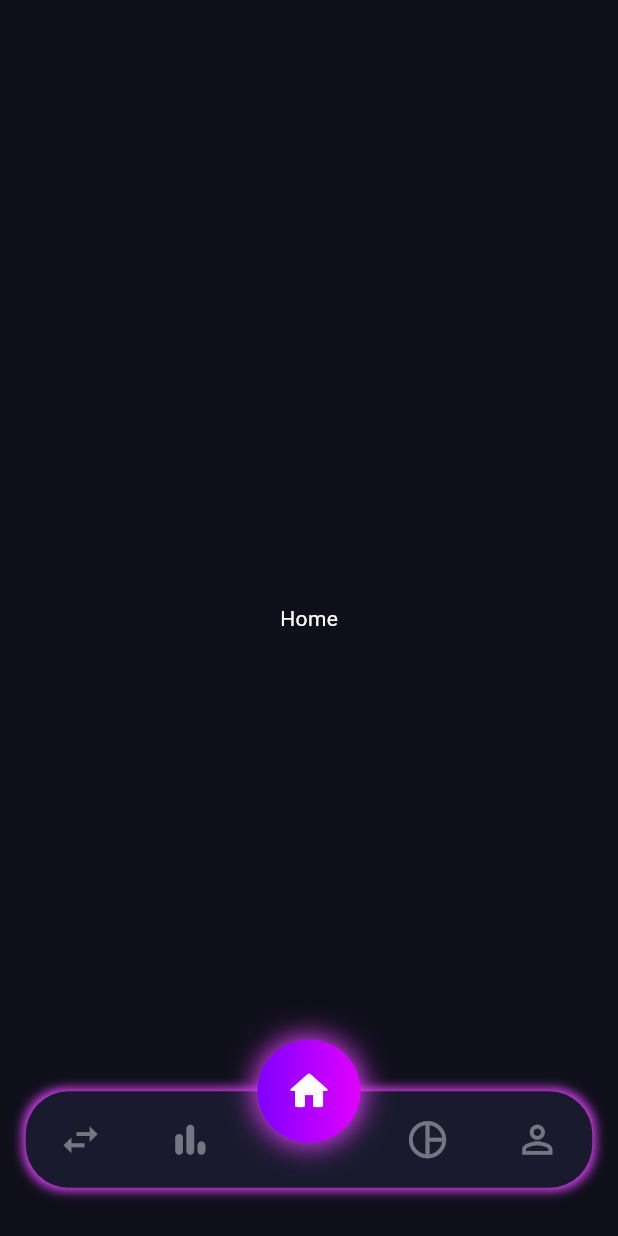
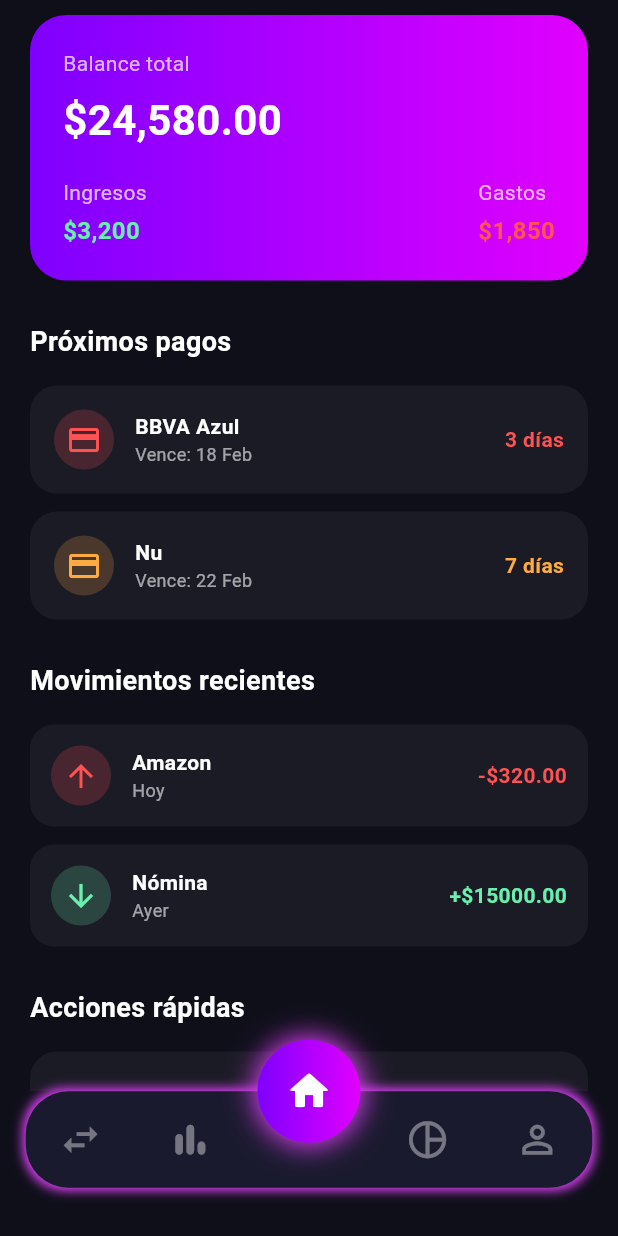
Before and after one commit to AlfonsoDiaz09/dynora_finance, a Flutter app: the screen it shows after launch, on a phone screen of 412 x 824 dp. Run offline on Flutter 3.47's test engine with Material 3 defaults, Android fonts, the phone set to English and light mode, and no system bars; our stand-ins replace flutter_bloc, flutter_screenutil, flutter_svg, get_it, go_router, logger.

Commit message:
feat: Home page progress

```diff
--- a/lib/ui/pages/home/home_page.dart
+++ b/lib/ui/pages/home/home_page.dart
@@ -1,10 +1,35 @@
 import 'package:flutter/material.dart';
+import 'widgets/financial_summary_card.dart';
+import 'widgets/upcoming_payments_section.dart';
+import 'widgets/recent_transactions_section.dart';
+import 'widgets/quick_actions_section.dart';
 
 class HomePage extends StatelessWidget {
   const HomePage({super.key});
 
   @override
   Widget build(BuildContext context) {
-    return const Center(child: Text("Home", style: TextStyle(color: Colors.white)));
+    return Scaffold(
+      backgroundColor: Color(0xff0F0F1A),
+      body: SafeArea(
+        child: SingleChildScrollView(
+          padding: EdgeInsets.symmetric(horizontal: 20),
+          child: Column(
+            crossAxisAlignment: CrossAxisAlignment.start,
+            children: [
+              SizedBox(height: 10),
+              FinancialSummaryCard(),
+              SizedBox(height: 28),
+              UpcomingPaymentsSection(),
+              SizedBox(height: 28),
+              RecentTransactionsSection(),
+              SizedBox(height: 28),
+              QuickActionsSection(),
+              SizedBox(height: 40),
+            ],
+          ),
+        ),
+      ),
+    );
   }
 }
--- /dev/null
+++ b/lib/ui/pages/home/widgets/financial_summary_card.dart
@@ -0,0 +1,80 @@
+import 'package:flutter/material.dart';
+
+class FinancialSummaryCard extends StatelessWidget {
+  const FinancialSummaryCard({super.key});
+
+  @override
+  Widget build(BuildContext context) {
+    return Container(
+      padding: EdgeInsets.all(22),
+      decoration: BoxDecoration(
+        borderRadius: BorderRadius.circular(24),
+        gradient: LinearGradient(
+          colors: [Color(0xff7F00FF), Color(0xffE100FF)],
+        ),
+      ),
+      child: Column(
+        crossAxisAlignment: CrossAxisAlignment.start,
+        children: [
+          Text("Balance total", style: TextStyle(color: Colors.white70)),
+          SizedBox(height: 8),
+          Text(
+            "\$24,580.00",
+            style: TextStyle(
+              fontSize: 28,
+              fontWeight: FontWeight.bold,
+              color: Colors.white,
+            ),
+          ),
+          SizedBox(height: 18),
+          Row(
+            mainAxisAlignment: MainAxisAlignment.spaceBetween,
+            children: [
+              _MiniSummary(
+                label: "Ingresos",
+                value: "\$3,200",
+                color: Colors.greenAccent,
+              ),
+              _MiniSummary(
+                label: "Gastos",
+                value: "\$1,850",
+                color: Colors.redAccent,
+              ),
+            ],
+          ),
+        ],
+      ),
+    );
+  }
+}
+
+class _MiniSummary extends StatelessWidget {
+  const _MiniSummary({
+    required this.label,
+    required this.value,
+    required this.color,
+  });
+
+  final String label;
+  final String value;
+  final Color color;
+
+  @override
+  Widget build(BuildContext context) {
+    return Column(
+      crossAxisAlignment: CrossAxisAlignment.start,
+      children: [
+        Text(label, style: TextStyle(color: Colors.white70)),
+        SizedBox(height: 4),
+        Text(
+          value,
+          style: TextStyle(
+            color: color,
+            fontWeight: FontWeight.bold,
+            fontSize: 16,
+          ),
+        ),
+      ],
+    );
+  }
+}
--- /dev/null
+++ b/lib/ui/pages/home/widgets/quick_action_card.dart
@@ -0,0 +1,31 @@
+import 'package:flutter/material.dart';
+
+class QuickActionCard extends StatelessWidget {
+  const QuickActionCard({super.key, required this.icon, required this.title});
+
+  final IconData icon;
+  final String title;
+
+  @override
+  Widget build(BuildContext context) {
+    return Container(
+      padding: EdgeInsets.all(16),
+      decoration: BoxDecoration(
+        color: Colors.white.withOpacity(0.05),
+        borderRadius: BorderRadius.circular(18),
+      ),
+      child: Column(
+        mainAxisAlignment: MainAxisAlignment.center,
+        children: [
+          Icon(icon, color: Colors.white),
+          SizedBox(height: 10),
+          Text(
+            title,
+            style: TextStyle(color: Colors.white),
+            textAlign: TextAlign.center,
+          ),
+        ],
+      ),
+    );
+  }
+}
--- /dev/null
+++ b/lib/ui/pages/home/widgets/quick_actions_section.dart
@@ -0,0 +1,38 @@
+import 'package:flutter/material.dart';
+import 'quick_action_card.dart';
+
+class QuickActionsSection extends StatelessWidget {
+  const QuickActionsSection({super.key});
+
+  @override
+  Widget build(BuildContext context) {
+    return Column(
+      crossAxisAlignment: CrossAxisAlignment.start,
+      children: [
+        Text(
+          "Acciones rápidas",
+          style: TextStyle(
+            color: Colors.white,
+            fontSize: 18,
+            fontWeight: FontWeight.bold,
+          ),
+        ),
+        SizedBox(height: 16),
+        GridView.count(
+          shrinkWrap: true,
+          physics: NeverScrollableScrollPhysics(),
+          crossAxisCount: 2,
+          crossAxisSpacing: 16,
+          mainAxisSpacing: 16,
+          childAspectRatio: 1.2,
+          children: [
+            QuickActionCard(icon: Icons.add, title: "Agregar gasto"),
+            QuickActionCard(icon: Icons.trending_up, title: "Agregar ingreso"),
+            QuickActionCard(icon: Icons.credit_card, title: "Tarjetas"),
+            QuickActionCard(icon: Icons.bar_chart, title: "Estadísticas"),
+          ],
+        ),
+      ],
+    );
+  }
+}
--- /dev/null
+++ b/lib/ui/pages/home/widgets/recent_transaction_item.dart
@@ -0,0 +1,84 @@
+import 'package:flutter/material.dart';
+
+enum TransactionType { income, expense, payment }
+
+class RecentTransactionItem extends StatelessWidget {
+  const RecentTransactionItem({
+    super.key,
+    required this.title,
+    required this.date,
+    required this.amount,
+    required this.type,
+  });
+
+  final String title;
+  final String date;
+  final double amount;
+  final TransactionType type;
+
+  Color get amountColor {
+    switch (type) {
+      case TransactionType.income:
+        return Colors.greenAccent;
+      case TransactionType.expense:
+        return Colors.redAccent;
+      case TransactionType.payment:
+        return Colors.blueAccent;
+    }
+  }
+
+  String get formattedAmount {
+    final prefix = type == TransactionType.expense ? "-" : "+";
+    return "$prefix\$${amount.toStringAsFixed(2)}";
+  }
+
+  @override
+  Widget build(BuildContext context) {
+    return Container(
+      padding: EdgeInsets.all(14),
+      decoration: BoxDecoration(
+        color: Colors.white.withOpacity(0.05),
+        borderRadius: BorderRadius.circular(16),
+      ),
+      child: Row(
+        children: [
+          CircleAvatar(
+            backgroundColor: amountColor.withOpacity(0.2),
+            child: Icon(
+              type == TransactionType.income
+                  ? Icons.arrow_downward
+                  : Icons.arrow_upward,
+              color: amountColor,
+            ),
+          ),
+          SizedBox(width: 14),
+          Expanded(
+            child: Column(
+              crossAxisAlignment: CrossAxisAlignment.start,
+              children: [
+                Text(
+                  title,
+                  style: TextStyle(
+                    color: Colors.white,
+                    fontWeight: FontWeight.w600,
+                  ),
+                ),
+                Text(
+                  date,
+                  style: TextStyle(
+                    color: Colors.white.withOpacity(0.6),
+                    fontSize: 12,
+                  ),
+                ),
+              ],
+            ),
+          ),
+          Text(
+            formattedAmount,
+            style: TextStyle(color: amountColor, fontWeight: FontWeight.bold),
+          ),
+        ],
+      ),
+    );
+  }
+}
--- /dev/null
+++ b/lib/ui/pages/home/widgets/recent_transactions_section.dart
@@ -0,0 +1,41 @@
+import 'package:flutter/material.dart';
+import 'recent_transaction_item.dart';
+
+class RecentTransactionsSection extends StatelessWidget {
+  const RecentTransactionsSection({super.key});
+
+  @override
+  Widget build(BuildContext context) {
+    return Column(
+      crossAxisAlignment: CrossAxisAlignment.start,
+      children: [
+        Text(
+          "Movimientos recientes",
+          style: TextStyle(
+            color: Colors.white,
+            fontSize: 18,
+            fontWeight: FontWeight.bold,
+          ),
+        ),
+
+        SizedBox(height: 16),
+
+        RecentTransactionItem(
+          title: "Amazon",
+          date: "Hoy",
+          amount: 320,
+          type: TransactionType.expense,
+        ),
+
+        SizedBox(height: 12),
+
+        RecentTransactionItem(
+          title: "Nómina",
+          date: "Ayer",
+          amount: 15000,
+          type: TransactionType.income,
+        ),
+      ],
+    );
+  }
+}
--- /dev/null
+++ b/lib/ui/pages/home/widgets/upcoming_payment_item.dart
@@ -0,0 +1,65 @@
+import 'package:flutter/material.dart';
+
+class UpcomingPaymentItem extends StatelessWidget {
+  const UpcomingPaymentItem({
+    super.key,
+    required this.cardName,
+    required this.dueDate,
+    required this.daysLeft,
+  });
+
+  final String cardName;
+  final String dueDate;
+  final int daysLeft;
+
+  Color get urgencyColor {
+    if (daysLeft <= 3) return Colors.redAccent;
+    if (daysLeft <= 7) return Colors.orangeAccent;
+    return Colors.greenAccent;
+  }
+
+  @override
+  Widget build(BuildContext context) {
+    return Container(
+      padding: EdgeInsets.all(16),
+      decoration: BoxDecoration(
+        color: Colors.white.withOpacity(0.05),
+        borderRadius: BorderRadius.circular(18),
+      ),
+      child: Row(
+        children: [
+          CircleAvatar(
+            backgroundColor: urgencyColor.withOpacity(0.2),
+            child: Icon(Icons.credit_card, color: urgencyColor),
+          ),
+          SizedBox(width: 14),
+          Expanded(
+            child: Column(
+              crossAxisAlignment: CrossAxisAlignment.start,
+              children: [
+                Text(
+                  cardName,
+                  style: TextStyle(
+                    color: Colors.white,
+                    fontWeight: FontWeight.w600,
+                  ),
+                ),
+                Text(
+                  "Vence: $dueDate",
+                  style: TextStyle(
+                    color: Colors.white.withOpacity(0.6),
+                    fontSize: 12,
+                  ),
+                ),
+              ],
+            ),
+          ),
+          Text(
+            "$daysLeft días",
+            style: TextStyle(color: urgencyColor, fontWeight: FontWeight.bold),
+          ),
+        ],
+      ),
+    );
+  }
+}
--- /dev/null
+++ b/lib/ui/pages/home/widgets/upcoming_payments_section.dart
@@ -0,0 +1,35 @@
+import 'package:flutter/material.dart';
+import 'upcoming_payment_item.dart';
+
+class UpcomingPaymentsSection extends StatelessWidget {
+  const UpcomingPaymentsSection({super.key});
+
+  @override
+  Widget build(BuildContext context) {
+    return Column(
+      crossAxisAlignment: CrossAxisAlignment.start,
+      children: [
+        Text(
+          "Próximos pagos",
+          style: TextStyle(
+            color: Colors.white,
+            fontSize: 18,
+            fontWeight: FontWeight.bold,
+          ),
+        ),
+
+        SizedBox(height: 16),
+
+        UpcomingPaymentItem(
+          cardName: "BBVA Azul",
+          dueDate: "18 Feb",
+          daysLeft: 3,
+        ),
+
+        SizedBox(height: 12),
+
+        UpcomingPaymentItem(cardName: "Nu", dueDate: "22 Feb", daysLeft: 7),
+      ],
+    );
+  }
+}
```
